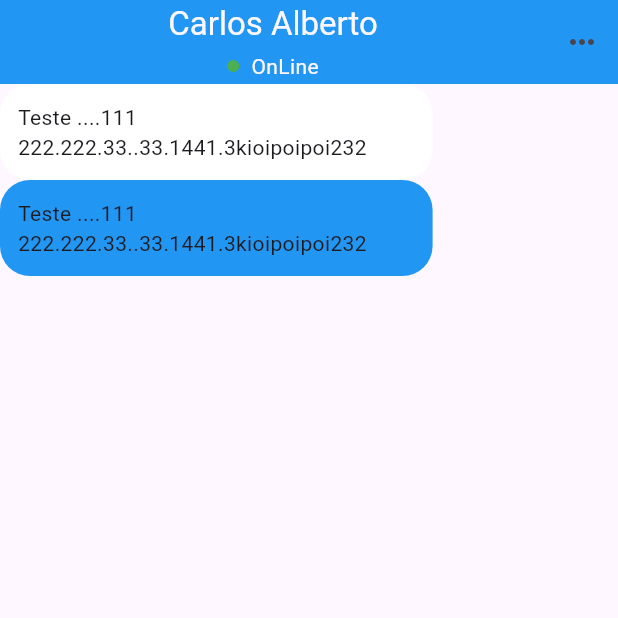
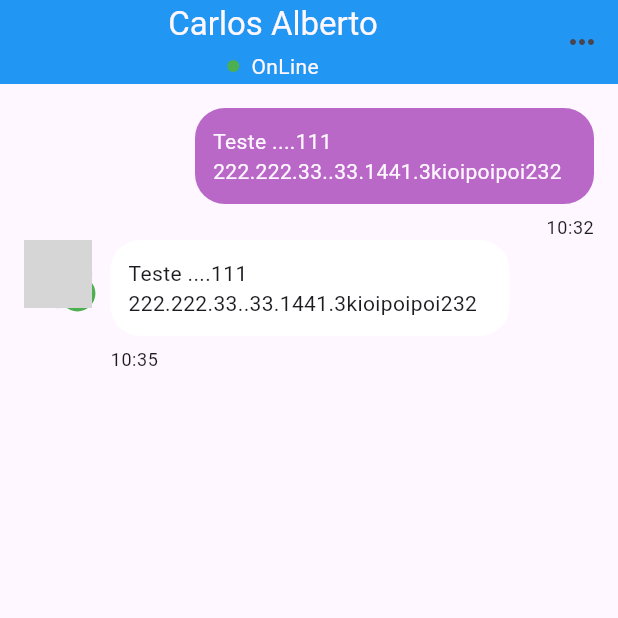
Before and after one commit to caneto/curso_anavit_firebase, a Flutter app: the screen it shows after launch, on a phone screen of 412 x 824 dp, the top half of it. Run offline on Flutter 3.47's test engine with Material 3 defaults, Android fonts, the phone set to English and light mode, and no system bars; network calls fail; grey boxes are pictures that could not be loaded.

Commit message:
Fim da Aula 7

```diff
--- a/lib/src/app_widget.dart
+++ b/lib/src/app_widget.dart
@@ -11,7 +11,7 @@ class AppWidget extends StatelessWidget {
        return MaterialApp(
         debugShowCheckedModeBanner: false,
         theme: ThemeData(
-          primaryColor: Colors.blue,
+          primaryColor: Colors.purple.shade300 ,
         ),
         home: const ChatPage(),
        );
--- a/lib/src/pages/chat/chat_page.dart
+++ b/lib/src/pages/chat/chat_page.dart
@@ -11,14 +11,17 @@ class ChatPage extends StatelessWidget {
 
     return const Scaffold(
       appBar: ChatAppBarWidget(),
-      body: Column(
-        children: [
-          MessageWidget.myMessage(),
-          MessageWidget.otherMessage(
-            userImage: 'https://avatars.githubusercontent.com/u/2157300?v=4',
-            isOnline: true,
-          ),
-        ],
+      body: Padding(
+        padding: EdgeInsets.all(16),
+        child: Column(
+          children: [
+            MessageWidget.myMessage(sendedAt: '10:32',),
+            MessageWidget.otherMessage(
+              userImage: 'https://avatars.githubusercontent.com/u/2157300?v=4',
+              isOnline: true, sendedAt: '10:35',
+            ),
+          ],
+        ),
       ),
     );
   }
--- a/lib/src/pages/chat/widgets/chat_app_bar_widget.dart
+++ b/lib/src/pages/chat/widgets/chat_app_bar_widget.dart
@@ -11,7 +11,7 @@ class ChatAppBarWidget extends StatelessWidget implements PreferredSizeWidget {
     final theme = Theme.of(context);
 
     return AppBar(
-      backgroundColor: theme.primaryColor,
+      backgroundColor: Colors.blue,
       title: Column(
         children: [
           Text(
--- a/lib/src/pages/chat/widgets/message_widget.dart
+++ b/lib/src/pages/chat/widgets/message_widget.dart
@@ -1,39 +1,85 @@
+import 'package:chat_firebase/src/widgets/user_image_widget.dart';
 import 'package:flutter/material.dart';
 
 class MessageWidget extends StatelessWidget {
-  const MessageWidget.myMessage({super.key})
-      : _isMyMessage = true,
+  const MessageWidget.myMessage({
+    required this.sendedAt,
+    super.key,
+  })  : _isMyMessage = true,
         userImage = null,
         isOnline = null;
 
   const MessageWidget.otherMessage({
     required String this.userImage,
     required bool this.isOnline,
+    required this.sendedAt,
     super.key,
   }) : _isMyMessage = false;
 
   final bool _isMyMessage;
+  final String sendedAt;
   final bool? isOnline;
   final String? userImage;
+
+  MainAxisAlignment get rowAligment {
+    if (_isMyMessage) return MainAxisAlignment.end;
+    return MainAxisAlignment.start;
+  }
+
+  CrossAxisAlignment get colunmAligment {
+    if (_isMyMessage) return CrossAxisAlignment.end;
+    return CrossAxisAlignment.start;
+  }
 
   @override
   Widget build(BuildContext context) {
     final theme = Theme.of(context);
 
-    return LayoutBuilder(builder: (_, constraints) {
-      return Container(
+    return LayoutBuilder(
+      builder: (_, constraints) {
+        return Row(
+          mainAxisAlignment: rowAligment,
+          crossAxisAlignment: CrossAxisAlignment.start,
+          children: [
+            if (!_isMyMessage) ...[
+              UserImageWidget(
+                radius: constraints.maxWidth * 0.06,
+                imageUrl: userImage!,
+                isOnline: isOnline!,
+              ),
+              const SizedBox(width: 12),
+            ],
+            Column(
+              crossAxisAlignment: colunmAligment,
+              children: [
+                Container(
                   padding: const EdgeInsets.all(12.0),
                   constraints: BoxConstraints(
                     maxWidth: constraints.maxWidth * 0.7,
                   ),
                   decoration: BoxDecoration(
-          color: _isMyMessage ? Colors.white : theme.primaryColor,
+                    color: _isMyMessage ? theme.primaryColor: Colors.white,
                     borderRadius: const BorderRadius.all(
                       Radius.circular(20),
                     ),
                   ),
-        child: const Text('Teste ....111 222.222.33..33.1441.3kioipoipoi232'),
+                  child: Text(
+                    'Teste ....111 222.222.33..33.1441.3kioipoipoi232',
+                    style: _isMyMessage
+                        ? theme.primaryTextTheme.bodyMedium
+                        : theme.textTheme.bodyMedium,
+                  ),
+                ),
+                const SizedBox(height: 8),
+                Text(
+                  sendedAt,
+                  style: theme.textTheme.bodySmall,
+                ),
+              ],
+            ),
+          ],
         );
-    });
+      },
+    );
   }
 }
```
Lines whose indentation alone changed are shown as unchanged.
